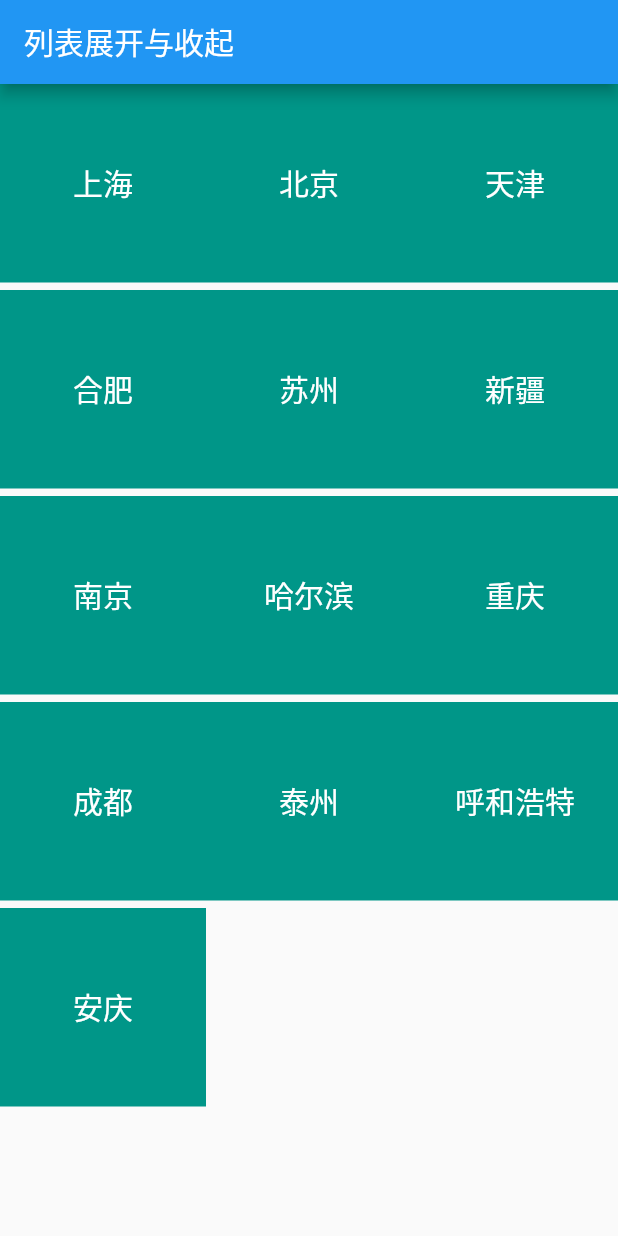
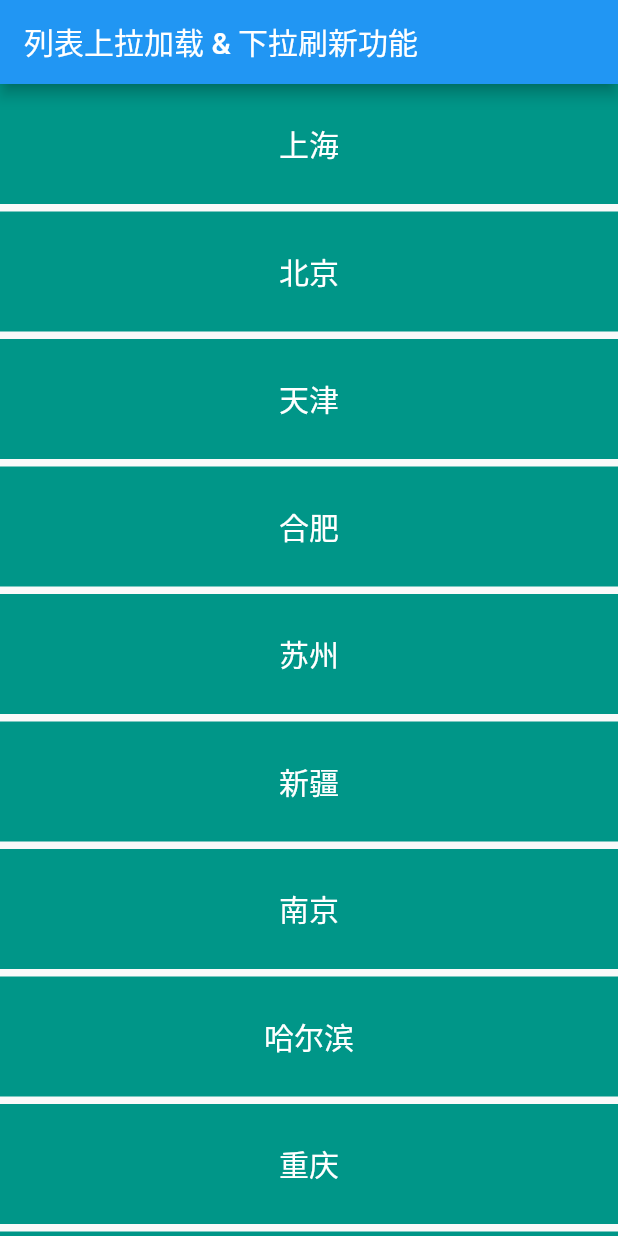
Before and after one commit to xld1393679430/flutter_trip, a Flutter app: the screen it shows after launch, on a phone screen of 412 x 824 dp. Run offline on Flutter 3.47's test engine with Material 2 defaults, Android fonts, the phone set to English and light mode, and no system bars; our stand-ins replace flutter_swiper, shared_preferences.

Commit message:
demo 列表上拉加载 & 下拉刷新功能

```diff
--- a/lib/demo/DemoGridView.dart
+++ b/lib/demo/DemoGridView.dart
@@ -27,7 +27,7 @@ class _DemoGridViewState extends State<DemoGridView> {
     return MaterialApp(
       home: Scaffold(
           appBar: AppBar(
-            title: Text("列表展开与收起"),
+            title: Text("网格布局"),
           ),
           body: GridView.count(
             crossAxisCount: 3,
--- /dev/null
+++ b/lib/demo/DemoListViewRefreash.dart
@@ -0,0 +1,94 @@
+import 'package:flutter/material.dart';
+
+class DemoListViewRefresh extends StatefulWidget {
+  @override
+  _DemoListViewRefreshState createState() => _DemoListViewRefreshState();
+}
+
+class _DemoListViewRefreshState extends State<DemoListViewRefresh> {
+  List<String> cityNames = [
+    "上海",
+    "北京",
+    "天津",
+    "合肥",
+    "苏州",
+    "新疆",
+    "南京",
+    "哈尔滨",
+    "重庆",
+    "成都",
+    "泰州",
+    "呼和浩特",
+    "安庆"
+  ];
+
+  ScrollController _scrollController = ScrollController();
+
+  @override
+  void initState() {
+    _scrollController.addListener(() {
+      if (_scrollController.position.pixels ==
+          _scrollController.position.maxScrollExtent) {
+        _loadData();
+      }
+    });
+    super.initState();
+  }
+
+  // 记得在组件卸载时卸载ScrollController
+  @override
+  void dispose() {
+    _scrollController.dispose();
+    super.dispose();
+  }
+
+  @override
+  Widget build(BuildContext context) {
+    return MaterialApp(
+      home: Scaffold(
+          appBar: AppBar(
+            title: Text("列表上拉加载 & 下拉刷新功能"),
+          ),
+          body: RefreshIndicator(
+            onRefresh: _handleRefresh,
+            child: ListView(
+              controller: _scrollController,
+              children: _buildList(),
+            ),
+          )),
+    );
+  }
+
+  Future<Null> _handleRefresh() async {
+    await Future.delayed(Duration(seconds: 2));
+    setState(() {
+      cityNames = cityNames.reversed.toList();
+    });
+  }
+
+  List<Widget> _buildList() {
+    return cityNames.map((city) => _buildItem(city)).toList();
+  }
+
+  Widget _buildItem(String city) {
+    return Container(
+      height: 80,
+      margin: EdgeInsets.only(bottom: 5),
+      alignment: Alignment.center,
+      decoration: BoxDecoration(color: Colors.teal),
+      child: Text(
+        city,
+        style: TextStyle(color: Colors.white, fontSize: 20),
+      ),
+    );
+  }
+
+  _loadData() async {
+    await Future.delayed(Duration(milliseconds: 300));
+    setState(() {
+      List<String> list = List.from(cityNames);
+      list.addAll(cityNames);
+      cityNames = list;
+    });
+  }
+}
--- a/lib/main.dart
+++ b/lib/main.dart
@@ -1,6 +1,6 @@
 import 'package:flutter/material.dart';
-import 'package:flutter_trip/demo/DemoGridView.dart';
+import 'package:flutter_trip/demo/DemoListViewRefreash.dart';
 
 void main() {
-  runApp(DemoGridView());
+  runApp(DemoListViewRefresh());
 }
```
